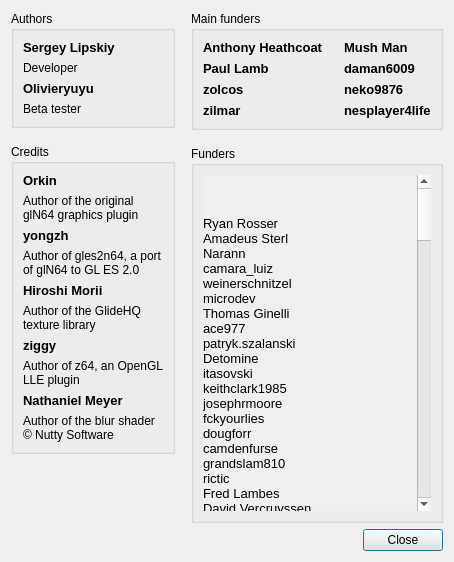
Before: the Qt Designer form src/GLideNUI/AboutDialog.ui in gonetz/GLideN64, drawn with Qt 5.
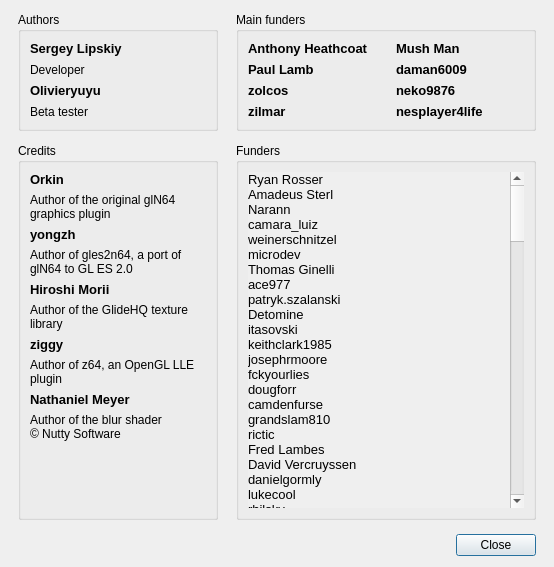
After: the same form once the commit is applied. Icons and pictures are not drawn.

Commit message: Mild about dialog cosmetic changes

The edit to the form file:
```diff
--- a/src/GLideNUI/AboutDialog.ui
+++ b/src/GLideNUI/AboutDialog.ui
@@ -27,15 +27,45 @@
    <property name="sizeConstraint">
     <enum>QLayout::SetFixedSize</enum>
    </property>
+   <property name="leftMargin">
+    <number>18</number>
+   </property>
+   <property name="topMargin">
+    <number>12</number>
+   </property>
+   <property name="rightMargin">
+    <number>18</number>
+   </property>
    <item>
-    <layout class="QHBoxLayout" name="horizontalLayout">
+    <layout class="QVBoxLayout" name="verticalLayout">
      <property name="spacing">
-      <number>16</number>
+      <number>12</number>
      </property>
      <item>
-      <layout class="QVBoxLayout" name="verticalLayout_5">
+      <layout class="QHBoxLayout" name="horizontalLayout">
+       <property name="spacing">
+        <number>18</number>
+       </property>
        <item>
         <widget class="QGroupBox" name="aboutAuthors">
+         <property name="sizePolicy">
+          <sizepolicy hsizetype="Fixed" vsizetype="Preferred">
+           <horstretch>0</horstretch>
+           <verstretch>0</verstretch>
+          </sizepolicy>
+         </property>
+         <property name="minimumSize">
+          <size>
+           <width>200</width>
+           <height>0</height>
+          </size>
+         </property>
+         <property name="maximumSize">
+          <size>
+           <width>200</width>
+           <height>16777215</height>
+          </size>
+         </property>
          <property name="title">
           <string>Authors</string>
          </property>
@@ -86,183 +116,25 @@
         </widget>
        </item>
        <item>
-        <widget class="QGroupBox" name="aboutCredits">
-         <property name="title">
-          <string>Credits</string>
-         </property>
-         <layout class="QVBoxLayout" name="verticalLayout_7">
-          <item>
-           <widget class="QLabel" name="label_14">
-            <property name="font">
-             <font>
-              <pointsize>10</pointsize>
-              <weight>75</weight>
-              <bold>true</bold>
-             </font>
-            </property>
-            <property name="text">
-             <string notr="true">Orkin</string>
-            </property>
-            <property name="alignment">
-             <set>Qt::AlignLeading|Qt::AlignLeft|Qt::AlignTop</set>
-            </property>
-           </widget>
-          </item>
-          <item>
-           <widget class="QLabel" name="aboutOrkin">
-            <property name="text">
-             <string>Author of the original glN64 graphics plugin</string>
-            </property>
-            <property name="alignment">
-             <set>Qt::AlignLeading|Qt::AlignLeft|Qt::AlignTop</set>
-            </property>
-            <property name="wordWrap">
-             <bool>true</bool>
-            </property>
-           </widget>
-          </item>
-          <item>
-           <widget class="QLabel" name="label_16">
-            <property name="font">
-             <font>
-              <pointsize>10</pointsize>
-              <weight>75</weight>
-              <bold>true</bold>
-             </font>
-            </property>
-            <property name="text">
-             <string notr="true">yongzh</string>
-            </property>
-            <property name="alignment">
-             <set>Qt::AlignLeading|Qt::AlignLeft|Qt::AlignTop</set>
-            </property>
-           </widget>
-          </item>
-          <item>
-           <widget class="QLabel" name="aboutYongzh">
-            <property name="text">
-             <string>Author of gles2n64, a port of glN64 to GL ES 2.0</string>
-            </property>
-            <property name="alignment">
-             <set>Qt::AlignLeading|Qt::AlignLeft|Qt::AlignTop</set>
-            </property>
-            <property name="wordWrap">
-             <bool>true</bool>
-            </property>
-           </widget>
-          </item>
-          <item>
-           <widget class="QLabel" name="label_18">
-            <property name="font">
-             <font>
-              <pointsize>10</pointsize>
-              <weight>75</weight>
-              <bold>true</bold>
-             </font>
-            </property>
-            <property name="text">
-             <string notr="true">Hiroshi Morii</string>
-            </property>
-            <property name="alignment">
-             <set>Qt::AlignLeading|Qt::AlignLeft|Qt::AlignTop</set>
-            </property>
-           </widget>
-          </item>
-          <item>
-           <widget class="QLabel" name="aboutHiroshiMorii">
-            <property name="text">
-             <string>Author of the GlideHQ texture library</string>
-            </property>
-            <property name="alignment">
-             <set>Qt::AlignLeading|Qt::AlignLeft|Qt::AlignTop</set>
-            </property>
-            <property name="wordWrap">
-             <bool>true</bool>
-            </property>
-           </widget>
-          </item>
-          <item>
-           <widget class="QLabel" name="label_20">
-            <property name="font">
-             <font>
-              <pointsize>10</pointsize>
-              <weight>75</weight>
-              <bold>true</bold>
-             </font>
-            </property>
-            <property name="text">
-             <string notr="true">ziggy</string>
-            </property>
-            <property name="alignment">
-             <set>Qt::AlignLeading|Qt::AlignLeft|Qt::AlignTop</set>
-            </property>
-           </widget>
-          </item>
-          <item>
-           <widget class="QLabel" name="aboutZiggy">
-            <property name="text">
-             <string>Author of z64, an OpenGL LLE plugin</string>
-            </property>
-            <property name="alignment">
-             <set>Qt::AlignLeading|Qt::AlignLeft|Qt::AlignTop</set>
-            </property>
-            <property name="wordWrap">
-             <bool>true</bool>
-            </property>
-           </widget>
-          </item>
-          <item>
-           <widget class="QLabel" name="label_22">
-            <property name="font">
-             <font>
-              <pointsize>10</pointsize>
-              <weight>75</weight>
-              <bold>true</bold>
-             </font>
-            </property>
-            <property name="text">
-             <string notr="true">Nathaniel Meyer</string>
-            </property>
-            <property name="alignment">
-             <set>Qt::AlignLeading|Qt::AlignLeft|Qt::AlignTop</set>
-            </property>
-           </widget>
-          </item>
-          <item>
-           <widget class="QLabel" name="aboutNathanielMeyer">
-            <property name="text">
-             <string>&lt;html&gt;&lt;head/&gt;&lt;body&gt;&lt;p&gt;Author of the blur shader&lt;br/&gt;© Nutty Software&lt;/p&gt;&lt;/body&gt;&lt;/html&gt;</string>
-            </property>
-            <property name="alignment">
-             <set>Qt::AlignLeading|Qt::AlignLeft|Qt::AlignTop</set>
-            </property>
-            <property name="wordWrap">
-             <bool>true</bool>
-            </property>
-           </widget>
-          </item>
-         </layout>
-        </widget>
-       </item>
-       <item>
-        <spacer name="verticalSpacer">
-         <property name="orientation">
-          <enum>Qt::Vertical</enum>
-         </property>
-         <property name="sizeHint" stdset="0">
-          <size>
-           <width>0</width>
-           <height>0</height>
-          </size>
-         </property>
-        </spacer>
-       </item>
-      </layout>
-     </item>
-     <item>
-      <layout class="QVBoxLayout" name="verticalLayout_4">
-       <item>
         <widget class="QGroupBox" name="aboutMainFunders">
+         <property name="sizePolicy">
+          <sizepolicy hsizetype="Fixed" vsizetype="Preferred">
+           <horstretch>0</horstretch>
+           <verstretch>0</verstretch>
+          </sizepolicy>
+         </property>
+         <property name="minimumSize">
+          <size>
+           <width>300</width>
+           <height>0</height>
+          </size>
+         </property>
+         <property name="maximumSize">
+          <size>
+           <width>300</width>
+           <height>16777215</height>
+          </size>
+         </property>
          <property name="title">
           <string>Main funders</string>
          </property>
@@ -409,8 +281,226 @@
          </layout>
         </widget>
        </item>
+      </layout>
+     </item>
+     <item>
+      <layout class="QHBoxLayout" name="horizontalLayout_2">
+       <property name="spacing">
+        <number>18</number>
+       </property>
+       <property name="bottomMargin">
+        <number>8</number>
+       </property>
+       <item>
+        <widget class="QGroupBox" name="aboutCredits">
+         <property name="sizePolicy">
+          <sizepolicy hsizetype="Fixed" vsizetype="Preferred">
+           <horstretch>0</horstretch>
+           <verstretch>0</verstretch>
+          </sizepolicy>
+         </property>
+         <property name="minimumSize">
+          <size>
+           <width>200</width>
+           <height>0</height>
+          </size>
+         </property>
+         <property name="maximumSize">
+          <size>
+           <width>200</width>
+           <height>16777215</height>
+          </size>
+         </property>
+         <property name="title">
+          <string>Credits</string>
+         </property>
+         <layout class="QVBoxLayout" name="verticalLayout_7">
+          <item>
+           <widget class="QLabel" name="label_14">
+            <property name="font">
+             <font>
+              <pointsize>10</pointsize>
+              <weight>75</weight>
+              <bold>true</bold>
+             </font>
+            </property>
+            <property name="text">
+             <string notr="true">Orkin</string>
+            </property>
+            <property name="alignment">
+             <set>Qt::AlignLeading|Qt::AlignLeft|Qt::AlignTop</set>
+            </property>
+           </widget>
+          </item>
+          <item>
+           <widget class="QLabel" name="aboutOrkin">
+            <property name="text">
+             <string>Author of the original glN64 graphics plugin</string>
+            </property>
+            <property name="alignment">
+             <set>Qt::AlignLeading|Qt::AlignLeft|Qt::AlignTop</set>
+            </property>
+            <property name="wordWrap">
+             <bool>true</bool>
+            </property>
+           </widget>
+          </item>
+          <item>
+           <widget class="QLabel" name="label_16">
+            <property name="font">
+             <font>
+              <pointsize>10</pointsize>
+              <weight>75</weight>
+              <bold>true</bold>
+             </font>
+            </property>
+            <property name="text">
+             <string notr="true">yongzh</string>
+            </property>
+            <property name="alignment">
+             <set>Qt::AlignLeading|Qt::AlignLeft|Qt::AlignTop</set>
+            </property>
+           </widget>
+          </item>
+          <item>
+           <widget class="QLabel" name="aboutYongzh">
+            <property name="text">
+             <string>Author of gles2n64, a port of glN64 to GL ES 2.0</string>
+            </property>
+            <property name="alignment">
+             <set>Qt::AlignLeading|Qt::AlignLeft|Qt::AlignTop</set>
+            </property>
+            <property name="wordWrap">
+             <bool>true</bool>
+            </property>
+           </widget>
+          </item>
+          <item>
+           <widget class="QLabel" name="label_18">
+            <property name="font">
+             <font>
+              <pointsize>10</pointsize>
+              <weight>75</weight>
+              <bold>true</bold>
+             </font>
+            </property>
+            <property name="text">
+             <string notr="true">Hiroshi Morii</string>
+            </property>
+            <property name="alignment">
+             <set>Qt::AlignLeading|Qt::AlignLeft|Qt::AlignTop</set>
+            </property>
+           </widget>
+          </item>
+          <item>
+           <widget class="QLabel" name="aboutHiroshiMorii">
+            <property name="text">
+             <string>Author of the GlideHQ texture library</string>
+            </property>
+            <property name="alignment">
+             <set>Qt::AlignLeading|Qt::AlignLeft|Qt::AlignTop</set>
+            </property>
+            <property name="wordWrap">
+             <bool>true</bool>
+            </property>
+           </widget>
+          </item>
+          <item>
+           <widget class="QLabel" name="label_20">
+            <property name="font">
+             <font>
+              <pointsize>10</pointsize>
+              <weight>75</weight>
+              <bold>true</bold>
+             </font>
+            </property>
+            <property name="text">
+             <string notr="true">ziggy</string>
+            </property>
+            <property name="alignment">
+             <set>Qt::AlignLeading|Qt::AlignLeft|Qt::AlignTop</set>
+            </property>
+           </widget>
+          </item>
+          <item>
+           <widget class="QLabel" name="aboutZiggy">
+            <property name="text">
+             <string>Author of z64, an OpenGL LLE plugin</string>
+            </property>
+            <property name="alignment">
+             <set>Qt::AlignLeading|Qt::AlignLeft|Qt::AlignTop</set>
+            </property>
+            <property name="wordWrap">
+             <bool>true</bool>
+            </property>
+           </widget>
+          </item>
+          <item>
+           <widget class="QLabel" name="label_22">
+            <property name="font">
+             <font>
+              <pointsize>10</pointsize>
+              <weight>75</weight>
+              <bold>true</bold>
+             </font>
+            </property>
+            <property name="text">
+             <string notr="true">Nathaniel Meyer</string>
+            </property>
+            <property name="alignment">
+             <set>Qt::AlignLeading|Qt::AlignLeft|Qt::AlignTop</set>
+            </property>
+           </widget>
+          </item>
+          <item>
+           <widget class="QLabel" name="aboutNathanielMeyer">
+            <property name="text">
+             <string>&lt;html&gt;&lt;head/&gt;&lt;body&gt;&lt;p&gt;Author of the blur shader&lt;br/&gt;© Nutty Software&lt;/p&gt;&lt;/body&gt;&lt;/html&gt;</string>
+            </property>
+            <property name="alignment">
+             <set>Qt::AlignLeading|Qt::AlignLeft|Qt::AlignTop</set>
+            </property>
+            <property name="wordWrap">
+             <bool>true</bool>
+            </property>
+           </widget>
+          </item>
+          <item>
+           <spacer name="verticalSpacer">
+            <property name="orientation">
+             <enum>Qt::Vertical</enum>
+            </property>
+            <property name="sizeHint" stdset="0">
+             <size>
+              <width>20</width>
+              <height>40</height>
+             </size>
+            </property>
+           </spacer>
+          </item>
+         </layout>
+        </widget>
+       </item>
        <item>
         <widget class="QGroupBox" name="aboutFunders">
+         <property name="sizePolicy">
+          <sizepolicy hsizetype="Fixed" vsizetype="Preferred">
+           <horstretch>0</horstretch>
+           <verstretch>0</verstretch>
+          </sizepolicy>
+         </property>
+         <property name="minimumSize">
+          <size>
+           <width>300</width>
+           <height>0</height>
+          </size>
+         </property>
+         <property name="maximumSize">
+          <size>
+           <width>300</width>
+           <height>16777215</height>
+          </size>
+         </property>
          <property name="title">
           <string>Funders</string>
          </property>
@@ -430,18 +520,7 @@
              <bool>false</bool>
             </property>
             <widget class="QWidget" name="scrollAreaWidgetContents">
-             <property name="geometry">
-              <rect>
-               <x>0</x>
-               <y>-1697</y>
-               <width>166</width>
-               <height>2009</height>
-              </rect>
-             </property>
              <layout class="QVBoxLayout" name="verticalLayout_8">
-              <property name="spacing">
-               <number>9</number>
-              </property>
               <property name="leftMargin">
                <number>0</number>
               </property>
@@ -459,8 +538,13 @@
                   <verstretch>0</verstretch>
                  </sizepolicy>
                 </property>
+                <property name="font">
+                 <font>
+                  <pointsize>10</pointsize>
+                 </font>
+                </property>
                 <property name="text">
-                 <string notr="true">&lt;html&gt;&lt;head/&gt;&lt;body&gt;&lt;p&gt;&lt;span style=&quot; font-size:10pt;&quot;&gt;Ryan Rosser&lt;br/&gt;Amadeus Sterl&lt;br/&gt;Narann&lt;br/&gt;camara_luiz&lt;br/&gt;weinerschnitzel&lt;br/&gt;microdev&lt;br/&gt;Thomas Ginelli&lt;br/&gt;ace977&lt;br/&gt;patryk.szalanski&lt;br/&gt;Detomine&lt;br/&gt;itasovski&lt;br/&gt;keithclark1985&lt;br/&gt;josephrmoore&lt;br/&gt;fckyourlies&lt;br/&gt;dougforr&lt;br/&gt;camdenfurse&lt;br/&gt;grandslam810&lt;br/&gt;rictic&lt;br/&gt;Fred Lambes&lt;br/&gt;David Vercruyssen&lt;br/&gt;danielgormly&lt;br/&gt;lukecool&lt;br/&gt;rhilsky&lt;br/&gt;phillipstuerzl&lt;br/&gt;killjoy1337&lt;br/&gt;ratop46 &lt;br/&gt;william.a.moore&lt;br/&gt;RSP16&lt;br/&gt;kzidek127&lt;br/&gt;Dan Holberg&lt;br/&gt;178amm&lt;br/&gt;peterchrjoergensen&lt;br/&gt;hill_jm&lt;br/&gt;petercullenbryan&lt;br/&gt;Christopher M Rock&lt;br/&gt;Kenny.R.Mitchell&lt;br/&gt;Kevin Grasso&lt;br/&gt;mtgyure&lt;br/&gt;Anthony Heathcoat&lt;br/&gt;Liam Burns&lt;br/&gt;Steven Impson&lt;br/&gt;Gwyn.Whieldon&lt;br/&gt;hipnotoad&lt;br/&gt;shmuklidooha&lt;br/&gt;bcanard123&lt;br/&gt;Ben Slater&lt;br/&gt;Mike Nagy&lt;br/&gt;littlegreendude55&lt;br/&gt;Jay Loring&lt;br/&gt;Damion D&lt;br/&gt;heranbago&lt;br/&gt;baptiste.guilbert&lt;br/&gt;shadowpower69&lt;br/&gt;j.mcguirk72&lt;br/&gt;Peter Greenwood&lt;br/&gt;fla56&lt;br/&gt;Sergio &lt;br/&gt;theboy_181&lt;br/&gt;Jindo Fox&lt;br/&gt;s1n.pcc&lt;br/&gt;rafaelvasco &lt;br/&gt;copileo&lt;br/&gt;hugues.fabien&lt;br/&gt;seanmcm157&lt;br/&gt;David Morris&lt;br/&gt;Jason Lightner&lt;br/&gt;olivier_crepin77&lt;br/&gt;Paul Lamb&lt;br/&gt;thegump2.0&lt;br/&gt;Bates&lt;br/&gt;cdoublejj&lt;br/&gt;buddybenj&lt;br/&gt;don.carmical&lt;br/&gt;kyussgreen&lt;br/&gt;info1092&lt;br/&gt;YQ &lt;br/&gt;Allan Nordhøy&lt;br/&gt;christian010&lt;br/&gt;creuseur2patateradio&lt;br/&gt;chrisbevanlee&lt;br/&gt;theschklingen&lt;br/&gt;Thomas Lindstrøm&lt;br/&gt;Djipi &lt;br/&gt;Dartus &lt;br/&gt;Oscar Abraham &lt;br/&gt;nwstrathdee&lt;br/&gt;will7046 &lt;br/&gt;Richard42 &lt;br/&gt;V1del &lt;br/&gt;AnthonyBentley&lt;br/&gt;buddybenj&lt;br/&gt;nickshooter251&lt;br/&gt;sicurella12&lt;br/&gt;jcspringer&lt;br/&gt;Gru So&lt;br/&gt;Vinícius dos Santos Oliveira&lt;br/&gt;Jimmy Haugh&lt;br/&gt;Malcolm &lt;br/&gt;Alex Strange&lt;br/&gt;Espen Jensen&lt;br/&gt;m.johnsondelta&lt;br/&gt;alexzandar.toxic2&lt;br/&gt;Ben Slater&lt;br/&gt;WC-Predator &lt;br/&gt;Mush Man&lt;br/&gt;Ben Slater&lt;br/&gt;aznlucidx&lt;br/&gt;Nathan Dick&lt;br/&gt;paulanocom&lt;br/&gt;Ryan Rosser&lt;br/&gt;nekow42&lt;br/&gt;mgos1&lt;br/&gt;ian.macdonald996&lt;br/&gt;itasovski&lt;br/&gt;vikingpower1&lt;br/&gt;DukeX007X&lt;br/&gt;palaciosgabriel&lt;br/&gt;Franz-Josef Haider&lt;br/&gt;e-male&lt;br/&gt;aweath&lt;br/&gt;famicom4&lt;br/&gt;Keith_at_UMR&lt;br/&gt;sweatypickle&lt;br/&gt;jeremydmiller&lt;/span&gt;&lt;/p&gt;&lt;/body&gt;&lt;/html&gt;</string>
+                 <string notr="true">&lt;html&gt;&lt;head/&gt;&lt;body&gt;&lt;p&gt;Ryan Rosser&lt;br/&gt;Amadeus Sterl&lt;br/&gt;Narann&lt;br/&gt;camara_luiz&lt;br/&gt;weinerschnitzel&lt;br/&gt;microdev&lt;br/&gt;Thomas Ginelli&lt;br/&gt;ace977&lt;br/&gt;patryk.szalanski&lt;br/&gt;Detomine&lt;br/&gt;itasovski&lt;br/&gt;keithclark1985&lt;br/&gt;josephrmoore&lt;br/&gt;fckyourlies&lt;br/&gt;dougforr&lt;br/&gt;camdenfurse&lt;br/&gt;grandslam810&lt;br/&gt;rictic&lt;br/&gt;Fred Lambes&lt;br/&gt;David Vercruyssen&lt;br/&gt;danielgormly&lt;br/&gt;lukecool&lt;br/&gt;rhilsky&lt;br/&gt;phillipstuerzl&lt;br/&gt;killjoy1337&lt;br/&gt;ratop46 &lt;br/&gt;william.a.moore&lt;br/&gt;RSP16&lt;br/&gt;kzidek127&lt;br/&gt;Dan Holberg&lt;br/&gt;178amm&lt;br/&gt;peterchrjoergensen&lt;br/&gt;hill_jm&lt;br/&gt;petercullenbryan&lt;br/&gt;Christopher M Rock&lt;br/&gt;Kenny.R.Mitchell&lt;br/&gt;Kevin Grasso&lt;br/&gt;mtgyure&lt;br/&gt;Anthony Heathcoat&lt;br/&gt;Liam Burns&lt;br/&gt;Steven Impson&lt;br/&gt;Gwyn.Whieldon&lt;br/&gt;hipnotoad&lt;br/&gt;shmuklidooha&lt;br/&gt;bcanard123&lt;br/&gt;Ben Slater&lt;br/&gt;Mike Nagy&lt;br/&gt;littlegreendude55&lt;br/&gt;Jay Loring&lt;br/&gt;Damion D&lt;br/&gt;heranbago&lt;br/&gt;baptiste.guilbert&lt;br/&gt;shadowpower69&lt;br/&gt;j.mcguirk72&lt;br/&gt;Peter Greenwood&lt;br/&gt;fla56&lt;br/&gt;Sergio &lt;br/&gt;theboy_181&lt;br/&gt;Jindo Fox&lt;br/&gt;s1n.pcc&lt;br/&gt;rafaelvasco &lt;br/&gt;copileo&lt;br/&gt;hugues.fabien&lt;br/&gt;seanmcm157&lt;br/&gt;David Morris&lt;br/&gt;Jason Lightner&lt;br/&gt;olivier_crepin77&lt;br/&gt;Paul Lamb&lt;br/&gt;thegump2.0&lt;br/&gt;Bates&lt;br/&gt;cdoublejj&lt;br/&gt;buddybenj&lt;br/&gt;don.carmical&lt;br/&gt;kyussgreen&lt;br/&gt;info1092&lt;br/&gt;YQ &lt;br/&gt;Allan Nordhøy&lt;br/&gt;christian010&lt;br/&gt;creuseur2patateradio&lt;br/&gt;chrisbevanlee&lt;br/&gt;theschklingen&lt;br/&gt;Thomas Lindstrøm&lt;br/&gt;Djipi &lt;br/&gt;Dartus &lt;br/&gt;Oscar Abraham &lt;br/&gt;nwstrathdee&lt;br/&gt;will7046 &lt;br/&gt;Richard42 &lt;br/&gt;V1del &lt;br/&gt;AnthonyBentley&lt;br/&gt;buddybenj&lt;br/&gt;nickshooter251&lt;br/&gt;sicurella12&lt;br/&gt;jcspringer&lt;br/&gt;Gru So&lt;br/&gt;Vinícius dos Santos Oliveira&lt;br/&gt;Jimmy Haugh&lt;br/&gt;Malcolm &lt;br/&gt;Alex Strange&lt;br/&gt;Espen Jensen&lt;br/&gt;m.johnsondelta&lt;br/&gt;alexzandar.toxic2&lt;br/&gt;Ben Slater&lt;br/&gt;WC-Predator &lt;br/&gt;Mush Man&lt;br/&gt;Ben Slater&lt;br/&gt;aznlucidx&lt;br/&gt;Nathan Dick&lt;br/&gt;paulanocom&lt;br/&gt;Ryan Rosser&lt;br/&gt;nekow42&lt;br/&gt;mgos1&lt;br/&gt;ian.macdonald996&lt;br/&gt;itasovski&lt;br/&gt;vikingpower1&lt;br/&gt;DukeX007X&lt;br/&gt;palaciosgabriel&lt;br/&gt;Franz-Josef Haider&lt;br/&gt;e-male&lt;br/&gt;aweath&lt;br/&gt;famicom4&lt;br/&gt;Keith_at_UMR&lt;br/&gt;sweatypickle&lt;br/&gt;jeremydmiller&lt;/p&gt;&lt;/body&gt;&lt;/html&gt;</string>
                 </property>
                </widget>
               </item>
@@ -489,19 +573,6 @@
          </layout>
         </widget>
        </item>
-       <item>
-        <spacer name="verticalSpacer_2">
-         <property name="orientation">
-          <enum>Qt::Vertical</enum>
-         </property>
-         <property name="sizeHint" stdset="0">
-          <size>
-           <width>0</width>
-           <height>0</height>
-          </size>
-         </property>
-        </spacer>
-       </item>
       </layout>
      </item>
     </layout>
```
